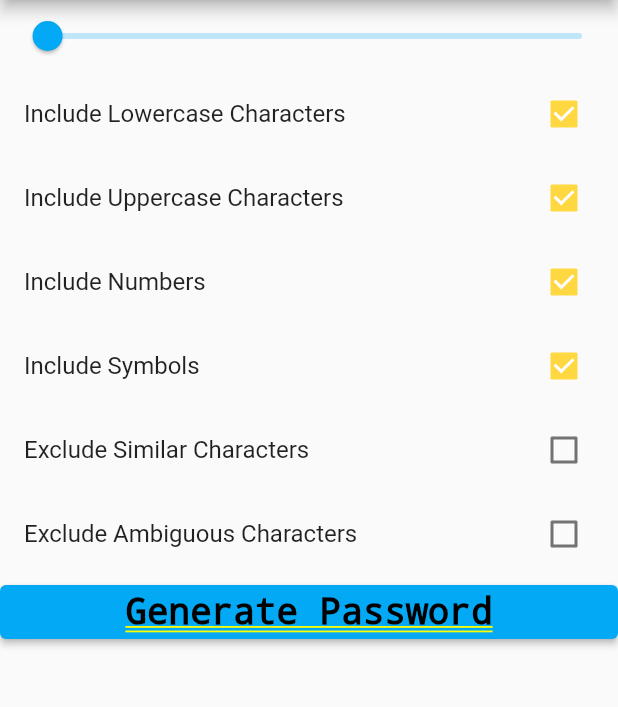
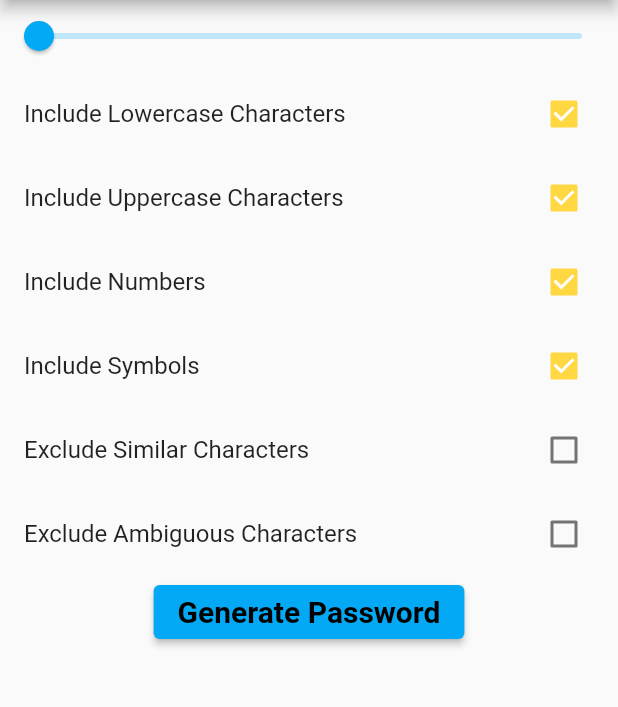
Before and after one commit to kirasok/random_password_generator, a Flutter app: the PasswordPage screen opened directly, on a phone screen of 412 x 824 dp, the part 84-791 px from its top. Run offline on Flutter 3.47's test engine with Material 2 defaults, Android fonts, the phone set to English and light mode, and no system bars.

Commit message:
Fix minor bugs

```diff
--- a/lib/main.dart
+++ b/lib/main.dart
@@ -35,7 +35,10 @@ class MyApp extends StatelessWidget {
         appBar: AppBar(
           title: Text("Random Values Generator"),
         ),
-        body: ValuesList(_items),
+        body: DefaultTextStyle(
+          style: TextStyle(),
+          child: ValuesList(_items),
+        ),
       ),
     );
   }
@@ -99,7 +102,7 @@ class PasswordPage extends StatefulWidget {
 }
 
 class _PasswordPageState extends State<PasswordPage> {
-  double _currentPasswordLength = 8;
+  double _currentPasswordLength = 4;
   bool isIncludeLowercase = true;
   bool isIncludeUppercase = true;
   bool isIncludeNumbers = true;
@@ -126,7 +129,9 @@ class _PasswordPageState extends State<PasswordPage> {
           },
         ),
       ),
-        body: ListView(
+      body: DefaultTextStyle(
+        style: TextStyle(),
+        child: ListView(
           children: [
             // TODO: make slider be log2
             Slider(
@@ -195,16 +200,20 @@ class _PasswordPageState extends State<PasswordPage> {
                 });
               },
             ),
-            ElevatedButton(
+            Center(
+              child: ElevatedButton(
                 onPressed: () {
                   setState(() {
                     password = _generatePassword();
                   });
                 },
-              style: ElevatedButton.styleFrom(textStyle: DefaultTextStyle.of(context).style.apply(
-                fontSizeFactor: 0.5,
+                style: ElevatedButton.styleFrom(
+                    textStyle: TextStyle(
+                  fontSize: 20,
+                  fontWeight: FontWeight.bold,
                 )),
                 child: Text("Generate Password"),
+              ),
             ),
             Container(
               margin: const EdgeInsets.all(16),
@@ -212,14 +221,15 @@ class _PasswordPageState extends State<PasswordPage> {
               child: Text(password,
                   softWrap: true,
                   textAlign: TextAlign.justify,
-                  style: DefaultTextStyle.of(context).style.apply(
+                  style: TextStyle(
                     color: Colors.black,
-                      fontSizeFactor: 0.35,
-                      fontFeatures: [FontFeature.tabularFigures()])),
+                    fontSize: 16.0,
+                    fontFeatures: [FontFeature.tabularFigures()],
+                  )),
             ),
           ],
         ),
-      );
+      ));
 }
 
 class NamePage extends StatefulWidget {
```
Lines whose indentation alone changed are shown as unchanged.
